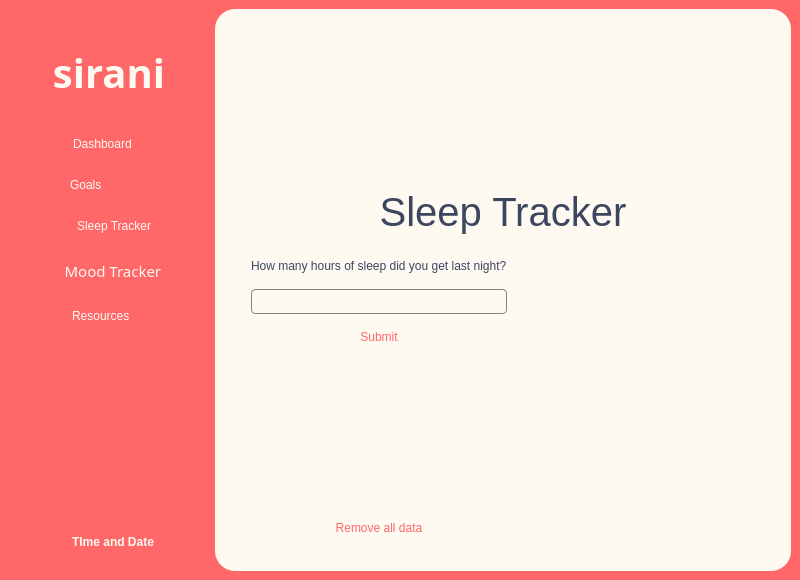
The window that source_code/homescreen.ui (suwubham/sirani) describes before a commit, drawn with Qt 5.
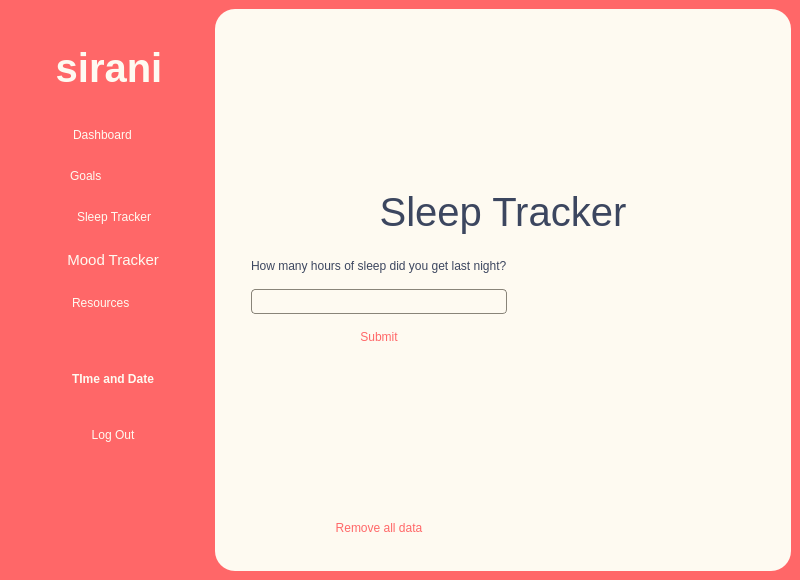
The same window after the commit. The open tabs and pages were chosen to show the change. Icons and pictures are not drawn.

Commit message: empty value submit error 2

What changed in the file:
```diff
--- a/source_code/homescreen.ui
+++ b/source_code/homescreen.ui
@@ -99,7 +99,6 @@
         <widget class="QLabel" name="Sirani">
          <property name="font">
           <font>
-           <family>FONTSPRING DEMO - Pontiac Black</family>
            <pointsize>30</pointsize>
            <italic>false</italic>
            <bold>true</bold>
@@ -228,7 +227,6 @@
         <widget class="QPushButton" name="MoodTrackerButton">
          <property name="font">
           <font>
-           <family>Foco</family>
            <pointsize>11</pointsize>
            <italic>false</italic>
            <bold>false</bold>
@@ -307,7 +305,7 @@
          <property name="sizeHint" stdset="0">
           <size>
            <width>40</width>
-           <height>200</height>
+           <height>50</height>
           </size>
          </property>
         </spacer>
@@ -334,6 +332,21 @@
          </property>
         </widget>
        </item>
+       <item row="15" column="1">
+        <widget class="QPushButton" name="LogoutButton">
+         <property name="styleSheet">
+          <string notr="true">
+#LogoutButton:hover{
+color: #fc3a3a;font: 800 12pt &quot;Foco&quot;;}
+
+#LogoutButton{color:rgb(254, 250, 241);
+font: 11pt &quot;Foco&quot;;}</string>
+         </property>
+         <property name="text">
+          <string>Log Out</string>
+         </property>
+        </widget>
+       </item>
        <item row="14" column="1">
         <spacer name="horizontalSpacer_9">
          <property name="orientation">
@@ -342,7 +355,7 @@
          <property name="sizeHint" stdset="0">
           <size>
            <width>40</width>
-           <height>10</height>
+           <height>30</height>
           </size>
          </property>
         </spacer>
```
Left out of the diff: 70 changed lines with no effect on the pictures. The commit also changes 2 other files.
